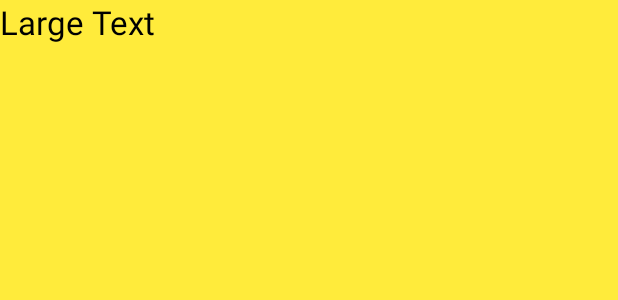
After one commit to domhanak/AndroidProjectApp, an Android app: the layout grid_item.xml on its own in the app's theme, with its tools: preview values and no code run, on a phone screen of 412 x 824 dp. The commit adds this screen. Shown: the top 300 px of the screen. Run offline under Robolectric (Android 15) with nearby library versions, the phone set to English and light mode, and no system bars.

Commit message:
task04: Add Movie model class and use it in GridView

```diff
--- /dev/null
+++ b/app/src/main/res/layout/grid_item.xml
@@ -0,0 +1,8 @@
+<TextView
+    android:layout_width="wrap_content"
+    android:layout_height="wrap_content"
+    android:textAppearance="?android:attr/textAppearanceLarge"
+    android:text="Large Text"
+    android:id="@+id/textView"
+    android:textColor="@android:color/black"
+    xmlns:android="http://schemas.android.com/apk/res/android"/>
```
Also changed, not shown: app/src/main/java/cz/muni/fi/pv256/movio/uco410430/MainActivity.java (+23 -8 lines), app/src/main/java/cz/muni/fi/pv256/movio/uco410430/domain/Movie.java (added, +36 -0 lines).
